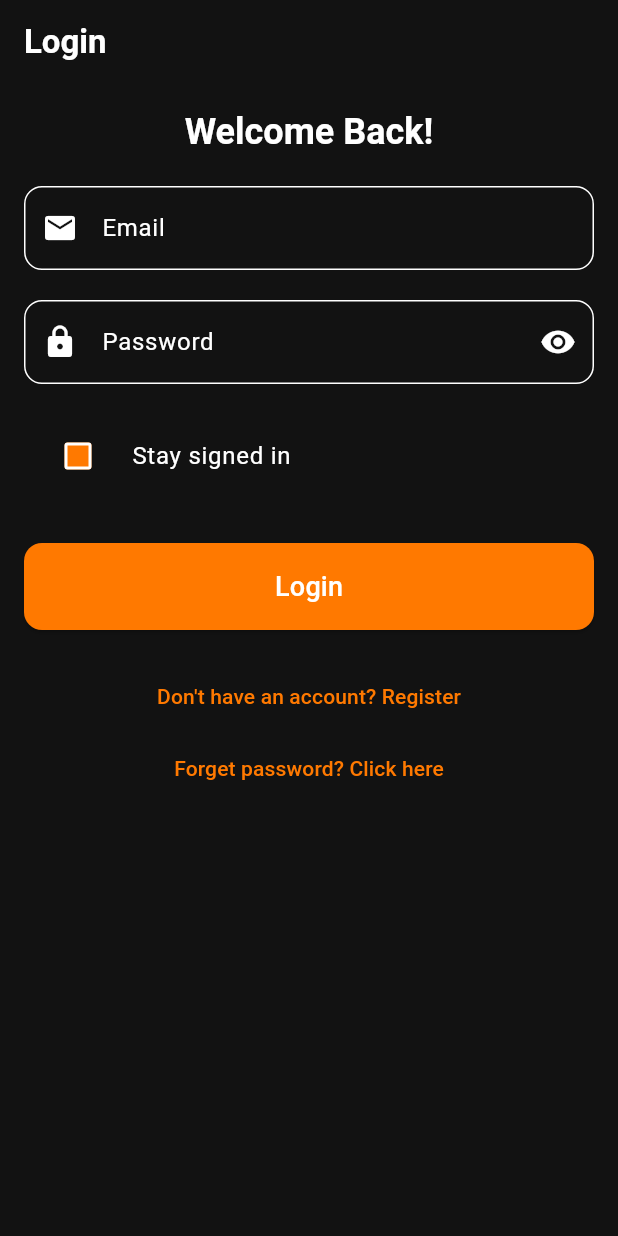
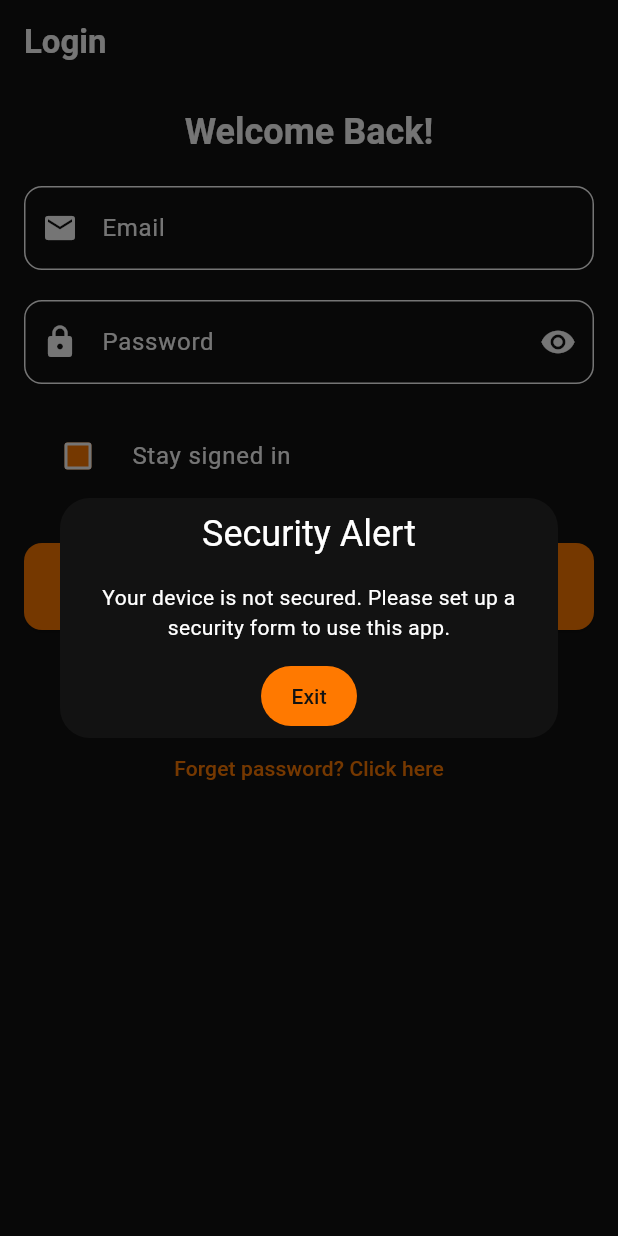
Before and after one commit to ChaariMahmoud/Smart-Calendar, a Flutter app: the screen it shows after launch, after a tap on "Get Started", on a phone screen of 412 x 824 dp. Run offline on Flutter 3.47's test engine with Material 3 defaults, Android fonts, the phone set to English and light mode, and no system bars; our stand-ins replace animate_do, connectivity_plus, date_picker_timeline, flutter_local_notifications, flutter_native_timezone_updated_gradle, flutter_staggered_animations and 12 more; missing offline and left inert: a package; accounts and stored records are empty.

Commit message:
Security update for Stay signed in feature

```diff
--- a/calendar/lib/ui/login_page.dart
+++ b/calendar/lib/ui/login_page.dart
@@ -1,4 +1,3 @@
-
 import 'package:calendar/controllers/user_controller.dart';
 import 'package:calendar/db/db_helper.dart';
 import 'package:calendar/ui/send_otp.dart';
@@ -6,6 +5,7 @@ import 'package:calendar/ui/register_page.dart';
 import 'package:calendar/ui/start_page.dart';
 import 'package:calendar/ui/survey_page.dart';
 import 'package:flutter/material.dart';
+import 'package:flutter/services.dart';
 import 'package:get/get.dart';
 import 'package:shared_preferences/shared_preferences.dart';
 import 'package:local_auth/local_auth.dart';
@@ -27,9 +27,38 @@ class _LoginPageState extends State<LoginPage> {
   @override
   void initState() {
     super.initState();
-    _checkStaySignedIn();
+    _checkDeviceSecurity();
 
   }
+
+  Future<void> _checkDeviceSecurity() async {
+  final bool hasDeviceSecurity = await _hasDeviceSecurity();
+
+  if (!hasDeviceSecurity) {
+    // If the device has no security, prompt the user to set it up
+    Get.defaultDialog(
+      title: "Security Alert",
+      middleText: "Your device is not secured. Please set up a security form to use this app.",
+      onConfirm: () {
+        // You can redirect the user to the home screen or exit the app
+        SystemNavigator.pop(); // Closes the app
+      },
+      textConfirm: "Exit",
+      barrierDismissible: false,
+    );
+  } else {
+    _checkStaySignedIn();
+  }
+}
+
+Future<bool> _hasDeviceSecurity() async {
+  try {
+    return await auth.isDeviceSupported() && await auth.canCheckBiometrics;
+  } on PlatformException catch (e) {
+    print(e);
+    return false; // Assume no security if there's an error checking
+  }
+}
 
   Future<void> _checkStaySignedIn() async {
     final prefs = await SharedPreferences.getInstance();
```
